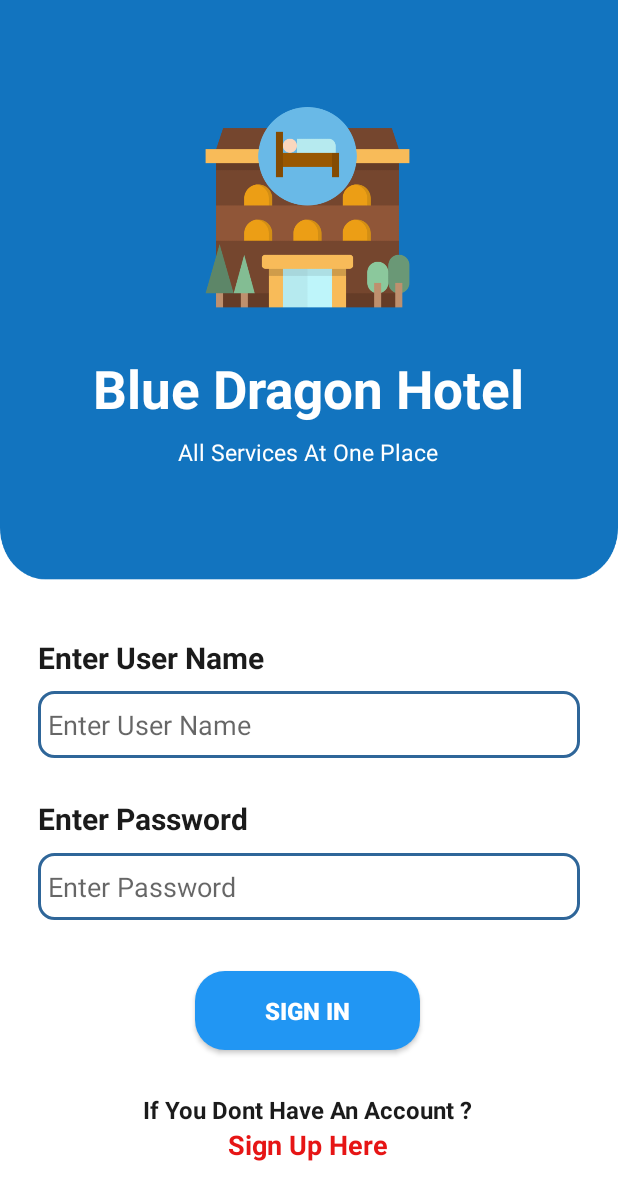
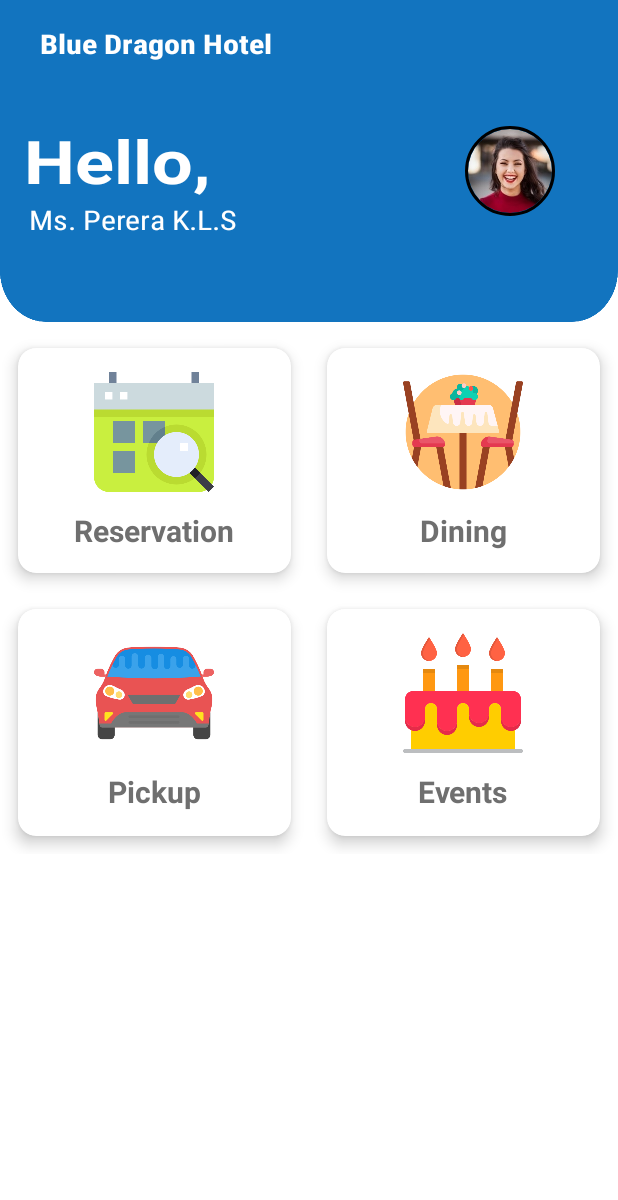
Before and after one commit to KusalPriyanka/Hotel-Management-App, an Android app: the screen it shows after launch (Login before the commit, MainActivity after it), after a tap on "SIGN IN", on a phone screen of 412 x 824 dp. Shown: the top 1200 px of the screen. Run offline under Robolectric (Android 15) with nearby library versions, the phone set to English and light mode, and no system bars; our stand-ins replace CircleImageView, Firebase (no records; nobody signed in at launch, a user with empty details on screens opened directly).

Commit message:
updated the image

```diff
--- a/app/src/main/java/com/example/hotelmanagement/Login.java
+++ b/app/src/main/java/com/example/hotelmanagement/Login.java
@@ -43,8 +43,8 @@ public class Login extends AppCompatActivity {
 
                 }
                 else{
-                    //Intent intent = new Intent(Login.this,MainActivity.class);
-                    //startActivity(intent);
+                    Intent intent = new Intent(Login.this,MainActivity.class);
+                    startActivity(intent);
                 }
 
 
--- a/app/src/main/java/com/example/hotelmanagement/activity_payment_details.java
+++ b/app/src/main/java/com/example/hotelmanagement/activity_payment_details.java
@@ -83,7 +83,6 @@ public class activity_payment_details extends AppCompatActivity {
 
                     else {
 
-
                         pd2.setPdate(pdate.getText().toString().trim());
                         pd2.setPtime(ptime.getText().toString().trim());
                         pd2.setSpin(spinner.getSelectedItem().toString().trim());
--- a/app/src/main/res/layout/activity_location.xml
+++ b/app/src/main/res/layout/activity_location.xml
@@ -34,10 +34,10 @@
                         android:layout_height="100dp"
                         android:layout_marginTop="30dp"
                         android:layout_marginLeft="20dp"
-                        android:text="YOU WILL TRAVEL BY ?"
+                        android:text="@string/you_will_travel_by"
                         android:textStyle="bold"
                         android:textSize="24dp"
-                        android:textColor="#fff"/>
+                        android:textColor="@color/white"/>
 
                 <ImageView
                     android:id="@+id/imageView8"
--- a/app/src/main/res/values/colors.xml
+++ b/app/src/main/res/values/colors.xml
@@ -3,4 +3,5 @@
     <color name="colorPrimary">#0984e3</color>
     <color name="colorPrimaryDark">#0D6CB6</color>
     <color name="colorAccent">#D81B60</color>
+    <color name="white">#FFFFFF</color>
 </resources>
--- a/app/src/main/res/values/strings.xml
+++ b/app/src/main/res/values/strings.xml
@@ -62,6 +62,7 @@
     <string name="events">EVENTS</string>
     <string name="weddings">WEDDINGS</string>
     <string name="calm">Calm</string>
+    <string name="you_will_travel_by">YOU WILL TRAVEL BY ?</string>
 
 
 </resources>
```
Also changed, not shown: app/src/main/res/drawable/travel2_place.png (added).
